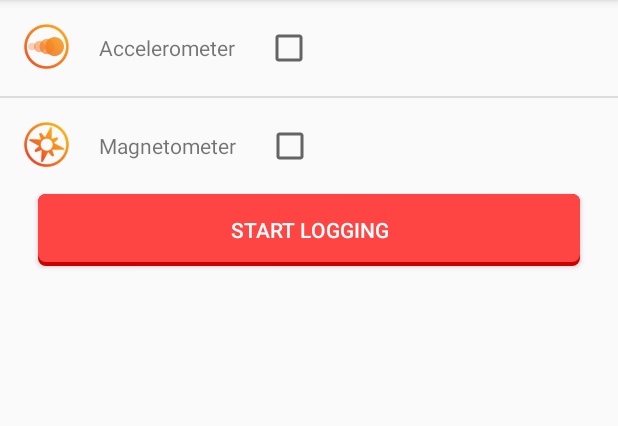
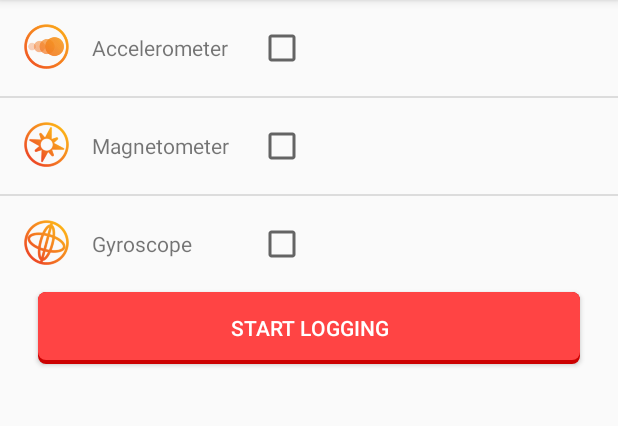
Before and after one commit to sandykaka/SensorApp, an Android app: the fragment ListViewDrawerFragment placed in its activity, on a phone screen of 412 x 824 dp, the part 84-510 px from its top. Run offline under Robolectric (Android 15) with nearby library versions, the phone set to English and light mode, and no system bars; 1 statement that could not run was skipped.

```diff
--- a/app/src/main/java/com/skakade/sensorapp/adapter/ListViewAdapter.java
+++ b/app/src/main/java/com/skakade/sensorapp/adapter/ListViewAdapter.java
@@ -39,6 +39,14 @@ public class ListViewAdapter extends ArrayAdapter<String> {
                 imageViewSensor.setImageResource(R.drawable.ic_magnetometer);
                 textViewSensor.setText(getItem(position));
                 break;
+            case 2:
+                imageViewSensor.setImageResource(R.drawable.ic_gryrometer);
+                textViewSensor.setText(getItem(position));
+                break;
+            default:
+                imageViewSensor.setImageResource(R.drawable.ic_launcher);
+                textViewSensor.setText("sensor name");
+                break;
         }
         return view;
 
--- a/app/src/main/java/com/skakade/sensorapp/adapter/ListViewAdapterDrawer.java
+++ b/app/src/main/java/com/skakade/sensorapp/adapter/ListViewAdapterDrawer.java
@@ -43,7 +43,16 @@ public class ListViewAdapterDrawer extends ArrayAdapter<String>{
                 imageViewSensor.setImageResource(R.drawable.ic_magnetometer);
                 textViewSensor.setText(getItem(position));
                 break;
-        }
+           case 2:
+               imageViewSensor.setImageResource(R.drawable.ic_gryrometer);
+               textViewSensor.setText(getItem(position));
+               break;
+           default:
+               imageViewSensor.setImageResource(R.drawable.ic_launcher);
+               textViewSensor.setText("sensor name");
+               break;
+
+       }
         return view;
 
     }
--- a/app/src/main/java/com/skakade/sensorapp/fragment/GraphFragment.java
+++ b/app/src/main/java/com/skakade/sensorapp/fragment/GraphFragment.java
@@ -81,6 +81,9 @@ public class GraphFragment extends Fragment implements SensorEventListener {
                     break;
                 case "Magnetometer":
                     mSensor = mSensorManager.getDefaultSensor(Sensor.TYPE_MAGNETIC_FIELD);
+                    break;
+                case "Gyroscope":
+                    mSensor = mSensorManager.getDefaultSensor(Sensor.TYPE_GYROSCOPE);
                     break;
             }
 
--- a/app/src/main/res/layout/adapter_listview_drawer.xml
+++ b/app/src/main/res/layout/adapter_listview_drawer.xml
@@ -20,18 +20,19 @@
         />
 
     <TextView
-        android:layout_width="wrap_content"
+        android:layout_width="95sp"
         android:layout_height="wrap_content"
         android:id="@+id/textViewSensor"
-        android:layout_marginLeft="20dp"
-        android:layout_marginRight="20dp"
+        android:layout_marginLeft="15dp"
+        android:layout_marginRight="15dp"
         />
 
     <CheckBox
         android:layout_width="wrap_content"
         android:layout_height="wrap_content"
         android:id="@+id/checkBoxSensor"
-        android:checked="false"/>
+        android:checked="false"
+        />
 
     <TextView
         android:layout_width="wrap_content"
--- a/app/src/main/res/values/strings.xml
+++ b/app/src/main/res/values/strings.xml
@@ -13,6 +13,7 @@
     <string-array name="sensor_array">
         <item>Accelerometer</item>
         <item>Magnetometer</item>
+        <item>Gyroscope</item>
     </string-array>
 
 </resources>
```
Also changed, not shown: app/src/main/java/com/skakade/sensorapp/fragment/SensorFragment.java (+10 -8 lines), app/src/main/res/drawable/ic_gryrometer.png (added).
